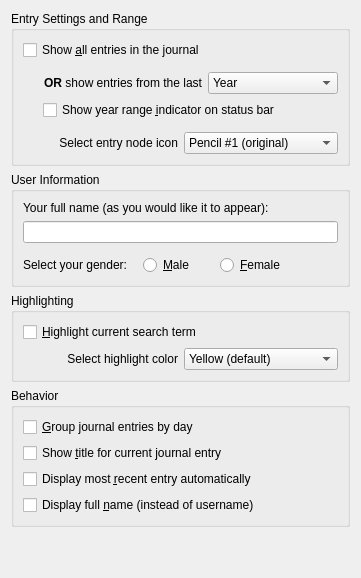
The window that ui/configurationjournal.ui (pwizard2/robojournal) describes before a commit, drawn with Qt 5.
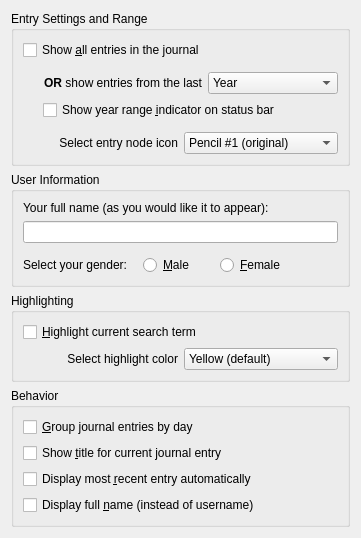
The same window after the commit. Icons and pictures are not drawn.

```diff
--- a/ui/configurationjournal.ui
+++ b/ui/configurationjournal.ui
@@ -7,7 +7,7 @@
     <x>0</x>
     <y>0</y>
     <width>361</width>
-    <height>578</height>
+    <height>510</height>
    </rect>
   </property>
   <property name="windowTitle">
```
Left out of the diff: 15 changed lines with no effect on the pictures.
